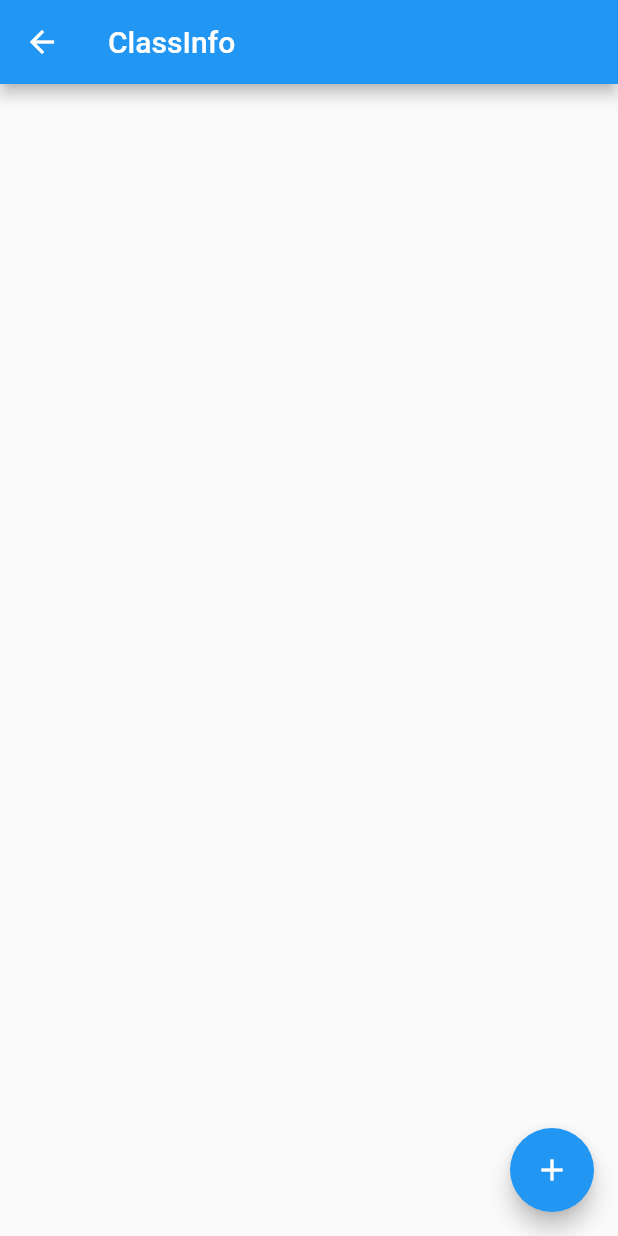
After one commit to mobileappdevhm/concept-team-2-fml-ben, a Flutter app: the ClassInfo screen opened by its route, on a phone screen of 412 x 824 dp. The commit adds this screen. Run offline on Flutter 3.47's test engine with Material 2 defaults, Android fonts, the phone set to English and light mode, and no system bars.

```diff
--- /dev/null
+++ b/lib/ClassInfo.dart
@@ -0,0 +1,41 @@
+import 'package:flutter/material.dart';
+
+class ClassInfo extends StatefulWidget {
+  ClassInfo({Key key, this.title}) : super(key: key);
+
+  static const String routeName = "/ClassInfo";
+
+  final String title;
+
+  @override
+  _ClassInfoState createState() => new _ClassInfoState();
+}
+
+/// // 1. After the page has been created, register it with the app routes
+/// routes: <String, WidgetBuilder>{
+///   ClassInfo.routeName: (BuildContext context) => new ClassInfo(title: "ClassInfo"),
+/// },
+///
+/// // 2. Then this could be used to navigate to the page.
+/// Navigator.pushNamed(context, ClassInfo.routeName);
+///
+
+class _ClassInfoState extends State<ClassInfo> {
+  @override
+  Widget build(BuildContext context) {
+    return new Scaffold(
+      appBar: new AppBar(
+        title: new Text(widget.title),
+      ),
+      body: new Container(),
+      floatingActionButton: new FloatingActionButton(
+        onPressed: _onFloatingActionButtonPressed,
+        tooltip: 'Add',
+        child: new Icon(Icons.add),
+      ),
+    );
+  }
+
+  void _onFloatingActionButtonPressed() {
+  }
+}
--- a/lib/main.dart
+++ b/lib/main.dart
@@ -2,7 +2,7 @@ import 'package:flutter/material.dart';
 import './AvaliableClass.dart' as AvaliableClass;
 import './MapPage.dart' as MapPage;
 import './MyClasses.dart' as MyCasses;
-import 'MyClasses.dart';
+import './ClassInfo.dart';
 
 void main() => runApp(new MyApp());
 
@@ -17,6 +17,9 @@ class MyApp extends StatelessWidget {
       theme: new ThemeData(
         primarySwatch: Colors.blue,
       ),
+     routes: <String, WidgetBuilder>{
+      ClassInfo.routeName: (BuildContext context) => new ClassInfo(title: "ClassInfo"),
+    },
       home: new MyHomePage(),
     );
   }
```
Also changed, not shown: lib/GlobalFunctions.dart (+16 -1 lines).
